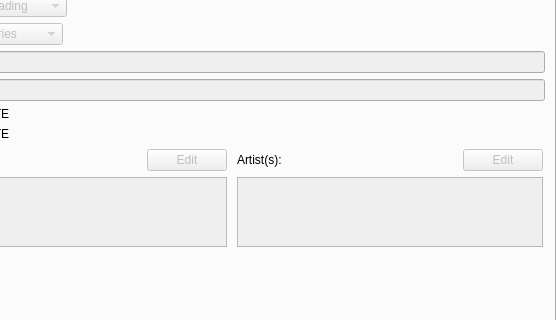
NikolaRoev/Tracker, file src/MainWindow/MainWindow.ui: the form before one commit; both pictures show x 724 to 1280 and y 135 to 455 of the 1280 by 720 pixel window.
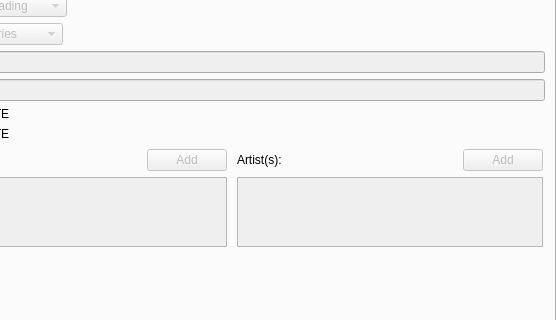
The form after the commit. Icons and pictures are not drawn.

Patch:
```diff
--- a/src/MainWindow/MainWindow.ui
+++ b/src/MainWindow/MainWindow.ui
@@ -537,7 +537,7 @@
                    </sizepolicy>
                   </property>
                   <property name="text">
-                   <string>Edit</string>
+                   <string>Add</string>
                   </property>
                  </widget>
                 </item>
@@ -624,7 +624,7 @@
                    <bool>false</bool>
                   </property>
                   <property name="text">
-                   <string>Edit</string>
+                   <string>Add</string>
                   </property>
                  </widget>
                 </item>
```
Left out of the diff: 7 changed lines with no effect on the pictures.
